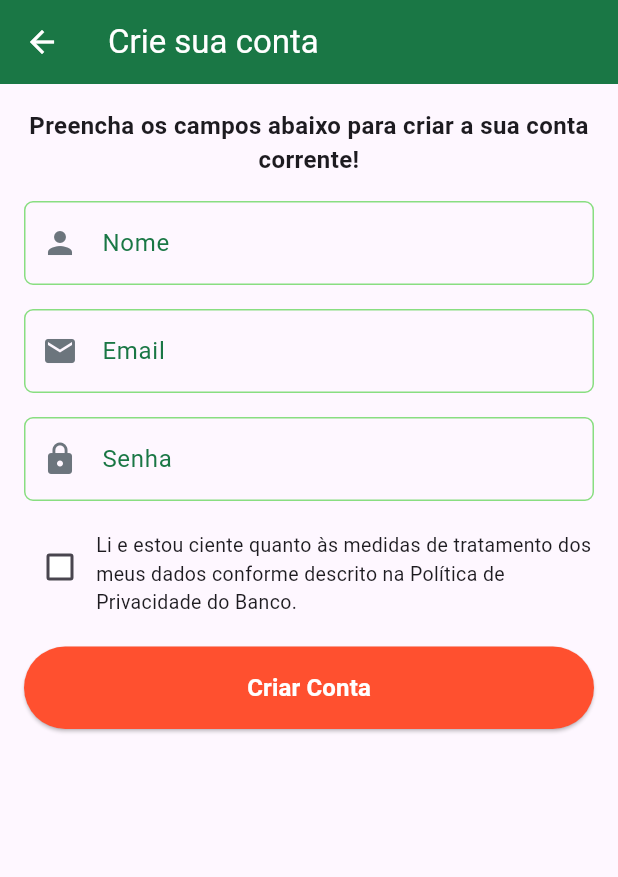
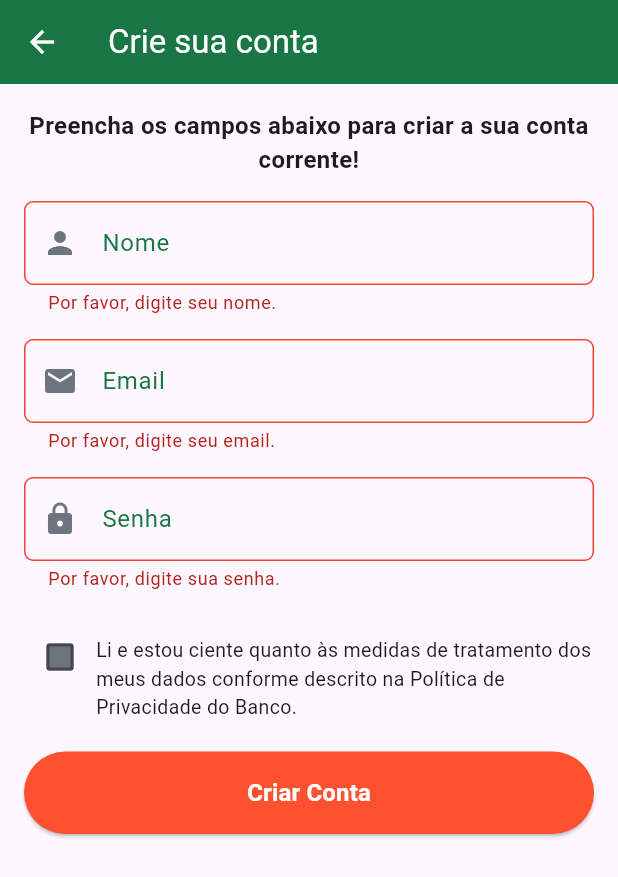
Before and after one commit to CleudemirFaccoJr/Bytebank_Flutter, a Flutter app: the RegisterScreen screen opened directly, after a tap on "Criar Conta", on a phone screen of 412 x 824 dp. Shown: the top 877 px of the screen. Run offline on Flutter 3.47's test engine with Material 3 defaults, Android fonts, the phone set to English and light mode, and no system bars; our stand-ins replace cloud_firestore, firebase_auth, firebase_core, firebase_database, firebase_storage, fl_chart and 3 more; accounts and stored records are empty.

```diff
--- a/bytebank/lib/screens/editartransacao_screen.dart
+++ b/bytebank/lib/screens/editartransacao_screen.dart
@@ -168,6 +168,7 @@ class _EditarTransacaoScreenState extends State<EditarTransacaoScreen> {
       }
     }
   }
+
 
   Future<void> _mostrarOpcoesComprovante() async {
     // Opções de comprovante
--- a/bytebank/lib/screens/profile_screen.dart
+++ b/bytebank/lib/screens/profile_screen.dart
@@ -117,6 +117,8 @@ class _ProfileScreenState extends State<ProfileScreen> {
     if (nascimentoController.text.isNotEmpty) {
         final dbRef = FirebaseDatabase.instance.ref('contas/${user.uid}');
         await dbRef.update({
+          'nomeUsuario': nomeController.text,
+          'emailUsuario': emailController.text,
           'dataNascimento': nascimentoController.text,
         });
       }
--- a/bytebank/lib/screens/register_screen.dart
+++ b/bytebank/lib/screens/register_screen.dart
@@ -10,6 +10,9 @@ class RegisterScreen extends StatefulWidget {
 }
 
 class _RegisterScreenState extends State<RegisterScreen> {
+  // Chave global para o formulário
+  final GlobalKey<FormState> _formKey = GlobalKey<FormState>();
+
   final FirebaseAuth _auth = FirebaseAuth.instance;
   final TextEditingController _emailController = TextEditingController();
   final TextEditingController _passwordController = TextEditingController();
@@ -17,24 +20,63 @@ class _RegisterScreenState extends State<RegisterScreen> {
   bool _PoliticasdePrivacidade = false;
   String _errorMessage = '';
 
-  void _register() async{
-    if (!_PoliticasdePrivacidade){
+  @override
+  void dispose() {
+    // Descartar os controllers quando o widget for removido
+    _emailController.dispose();
+    _passwordController.dispose();
+    _nomeController.dispose();
+    super.dispose();
+  }
+
+  void _register() async {
+    // Valida o formulário
+    if (!_formKey.currentState!.validate()) {
+      return; // Retorna se a validação do formulário falhar
+    }
+
+    // Validação do checkbox de política de privacidade
+    if (!_PoliticasdePrivacidade) {
       setState(() {
         _errorMessage =
             "Você precisa aceitar a política de privacidade para continuar.";
       });
       return;
+    } else {
+      setState(() {
+        _errorMessage = ''; // Limpa a mensagem de erro se o checkbox estiver marcado
+      });
     }
 
     try {
+      // Tenta criar o usuário no Firebase
       await _auth.createUserWithEmailAndPassword(
         email: _emailController.text,
-        password: _passwordController.text
+        password: _passwordController.text,
       );
-    }on FirebaseAuthException catch (e){
+
+      // Envia o nome do usuário para o Firebase, se necessário (opcional)
+      User? user = _auth.currentUser;
+      if (user != null) {
+        await user.updateDisplayName(_nomeController.text);
+      }
+
+      // Mostrar SnackBar de sucesso
+      if (mounted) {
+        ScaffoldMessenger.of(context).showSnackBar(
+          const SnackBar(
+            content: Text("Conta criada com sucesso!"),
+            backgroundColor: AppColors.verdeClaro,
+          ),
+        );
+
+        // Voltar para a tela anterior
+        Navigator.pop(context);
+      }
+    } on FirebaseAuthException catch (e) {
       setState(() {
-        _errorMessage =
-        e.message ?? "Erro Desconhecido";
+        // Exibe a mensagem de erro do Firebase
+        _errorMessage = e.message ?? "Erro Desconhecido";
       });
     }
   }
@@ -56,6 +98,14 @@ class _RegisterScreenState extends State<RegisterScreen> {
         borderRadius: BorderRadius.circular(6),
         borderSide: const BorderSide(color: AppColors.verdeClaroHover, width: 2),
       ),
+      errorBorder: OutlineInputBorder( // Adicionado para estilizar erro
+        borderRadius: BorderRadius.circular(6),
+        borderSide: const BorderSide(color: Colors.red, width: 1),
+      ),
+      focusedErrorBorder: OutlineInputBorder( // Adicionado para estilizar erro
+        borderRadius: BorderRadius.circular(6),
+        borderSide: const BorderSide(color: Colors.red, width: 2),
+      ),
     );
   }
 
@@ -70,13 +120,16 @@ class _RegisterScreenState extends State<RegisterScreen> {
         backgroundColor: AppColors.corBytebank,
         leading: IconButton(
           onPressed: () => Navigator.pop(context),
-          icon: const Icon(Icons.arrow_back, color: Colors.white),),
+          icon: const Icon(Icons.arrow_back, color: Colors.white),
+        ),
       ),
 
       //Body do Widget - Conteudo
       body: Padding(
-        padding:  const EdgeInsets.all(16),
+        padding: const EdgeInsets.all(16),
         child: SingleChildScrollView(
+          child: Form( // Envolvemos os TextFields em um Form
+            key: _formKey, // Atribuir a GlobalKey ao Form
             child: Column(
               crossAxisAlignment: CrossAxisAlignment.stretch,
               children: [
@@ -91,31 +144,58 @@ class _RegisterScreenState extends State<RegisterScreen> {
 
                 const SizedBox(height: 16),
 
-            //Campo Nome
-            TextField(
+                //Campo Nome (mudado para TextFormField para validação)
+                TextFormField(
                   controller: _nomeController,
                   decoration: _inputDecoration(
-                "Nome", Icons.person
-                //placeholder: 'Digite seu nome',
+                    "Nome",
+                    Icons.person,
                   ),
+                  validator: (value) {
+                    if (value == null || value.isEmpty) {
+                      return 'Por favor, digite seu nome.';
+                    }
+                    return null;
+                  },
                 ),
 
                 const SizedBox(height: 16),
 
-            //Campo Email
-            TextField(
+                //Campo Email (mudado para TextFormField para validação)
+                TextFormField(
                   controller: _emailController,
                   keyboardType: TextInputType.emailAddress,
                   decoration: _inputDecoration("Email", Icons.email),
+                  validator: (value) {
+                    if (value == null || value.isEmpty) {
+                      return 'Por favor, digite seu email.';
+                    }
+                    // Expressão regular básica para validar o formato do email
+                    String pattern = r'^[\w-\.]+@([\w-]+\.)+[\w-]{2,4}$';
+                    RegExp regExp = RegExp(pattern);
+                    if (!regExp.hasMatch(value)) {
+                      return 'Por favor, digite um email válido.';
+                    }
+                    return null;
+                  },
                 ),
 
                 const SizedBox(height: 16),
 
-            //Campo Senha
-            TextField(
+                //Campo Senha (mudado para TextFormField para validação)
+                TextFormField(
                   controller: _passwordController,
                   obscureText: true,
                   decoration: _inputDecoration("Senha", Icons.lock),
+                  validator: (value) {
+                    if (value == null || value.isEmpty) {
+                      return 'Por favor, digite sua senha.';
+                    }
+                    if (value.length < 6) { // O Firebase Auth exige no mínimo 6 caracteres
+                      return 'A senha deve ter no mínimo 6 caracteres.';
+                    }
+                    return null;
+                  },
                 ),
 
                 const SizedBox(height: 20),
@@ -129,31 +209,53 @@ class _RegisterScreenState extends State<RegisterScreen> {
                       onChanged: (value) {
                         setState(() {
                           _PoliticasdePrivacidade = value ?? false;
+                          // Limpa a mensagem de erro do checkbox ao interagir
+                          if (_PoliticasdePrivacidade) {
+                             _errorMessage = '';
+                          }
                         });
                       },
                       fillColor: WidgetStateProperty.resolveWith<Color>((states) {
                         if (states.contains(WidgetState.selected)) {
                           return AppColors.verdeClaro; // fundo verde quando marcado
                         }
-                    return Colors.white; // fundo cinza quando desmarcado
+                        return AppColors.cinzaCardTexto; // Cor para quando desmarcado
                       }),
                       checkColor: Colors.white, // cor do "check"
                     ),
                     const Expanded(
+                      child: Padding(
+                        padding: EdgeInsets.only(top: 10.0),
                         child: Text(
                           "Li e estou ciente quanto às medidas de tratamento dos meus dados conforme descrito na Política de Privacidade do Banco.",
                           style: TextStyle(fontSize: 13),
                         ),
                       ),
+                    ),
                   ],
                 ),
+
+                // Mensagem de erro (para checkbox ou Firebase Auth)
+                if (_errorMessage.isNotEmpty)
+                  Padding(
+                    padding: const EdgeInsets.only(top: 8.0),
+                    child: Text(
+                      _errorMessage,
+                      style: const TextStyle(
+                        color: Colors.red,
+                        fontSize: 14,
+                      ),
+                      textAlign: TextAlign.center,
+                    ),
+                  ),
+
                 const SizedBox(height: 20),
 
                 // Botão Criar Conta
                 SizedBox(
                   width: double.infinity,
                   child: ElevatedButton(
-                onPressed: _register,
+                    onPressed: _register, // Chama a função que agora valida e registra
                     style: ElevatedButton.styleFrom(
                       backgroundColor: AppColors.botaoCriarConta,
                       foregroundColor: Colors.white,
@@ -171,7 +273,11 @@ class _RegisterScreenState extends State<RegisterScreen> {
                     ),
                   ),
                 ),
-          ]
-          ))));
+              ],
+            ),
+          ),
+        ),
+      ),
+    );
   }
 }
--- a/bytebank/lib/widgets/graficos.dart
+++ b/bytebank/lib/widgets/graficos.dart
@@ -66,7 +66,7 @@ class _GraficosWidgetState extends State<GraficosWidget> {
   String _formatMesKey(String mesKey) {
     try {
       final date = DateFormat('MM-yyyy').parse(mesKey);
-      return DateFormat('MMMM/yyyy').format(date);
+      return DateFormat('MMMM/yyyy', 'pt_BR').format(date);
     } catch (e) {
       return mesKey;
     }
```
Also changed, not shown: bytebank/lib/providers/saldoprovider.dart (+37 -19 lines), bytebank/lib/screens/dashboard_screen.dart (+33 -4 lines). Lines whose indentation alone changed are shown as unchanged.
